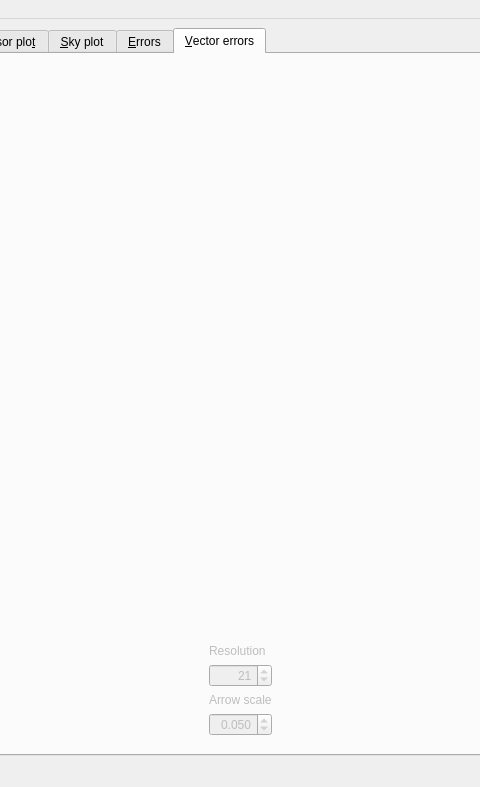
Above: ui/main.ui from AMOS-uniba/vasco before the change; both pictures show x 293 to 773 and y 0 to 787 of the 1088 by 787 pixel window. Below: the same form after it.
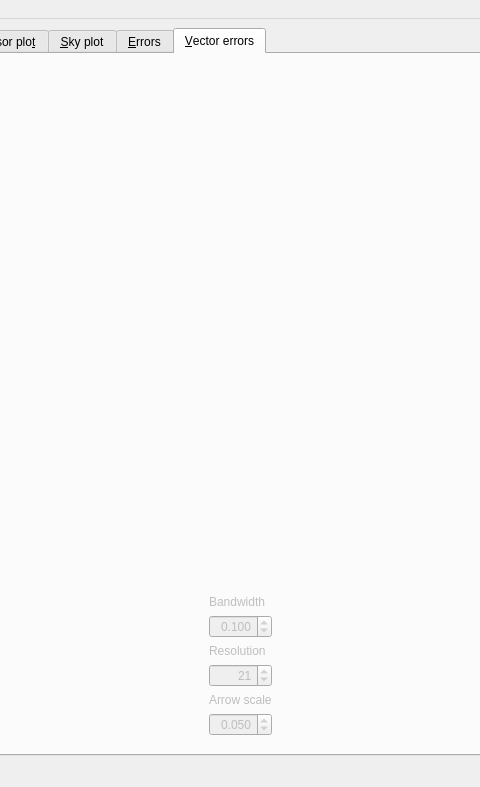
That is the form after the change.

```diff
--- a/ui/main.ui
+++ b/ui/main.ui
@@ -776,11 +776,46 @@
                  <property name="sizeHint" stdset="0">
                   <size>
                    <width>20</width>
-                   <height>563</height>
+                   <height>514</height>
                   </size>
                  </property>
                 </spacer>
                </item>
+               <item>
+                <widget class="QLabel" name="lx_bandwidth">
+                 <property name="text">
+                  <string>Bandwidth</string>
+                 </property>
+                </widget>
+               </item>
+               <item>
+                <widget class="QDoubleSpinBox" name="dsb_bandwidth">
+                 <property name="alignment">
+                  <set>Qt::AlignRight|Qt::AlignTrailing|Qt::AlignVCenter</set>
+                 </property>
+                 <property name="suffix">
+                  <string/>
+                 </property>
+                 <property name="decimals">
+                  <number>3</number>
+                 </property>
+                 <property name="minimum">
+                  <double>0.001000000000000</double>
+                 </property>
+                 <property name="maximum">
+                  <double>0.500000000000000</double>
+                 </property>
+                 <property name="singleStep">
+                  <double>0.010000000000000</double>
+                 </property>
+                 <property name="stepType">
+                  <enum>QAbstractSpinBox::DefaultStepType</enum>
+                 </property>
+                 <property name="value">
+                  <double>0.100000000000000</double>
+                 </property>
+                </widget>
+               </item>
                <item>
                 <widget class="QLabel" name="lx_resolution">
                  <property name="text">
```
